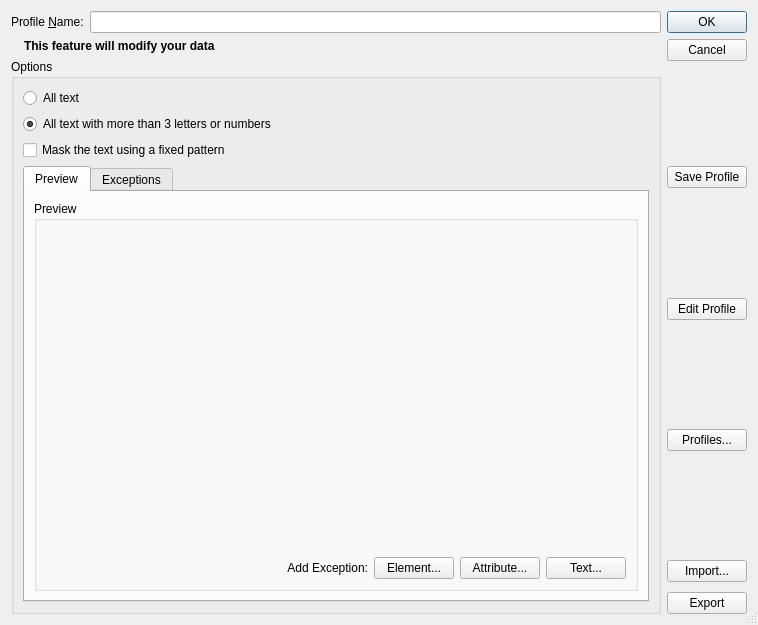
lbellonda/qxmledit, file src/modules/anonymize/anonadvdialog.ui: the form before one commit.
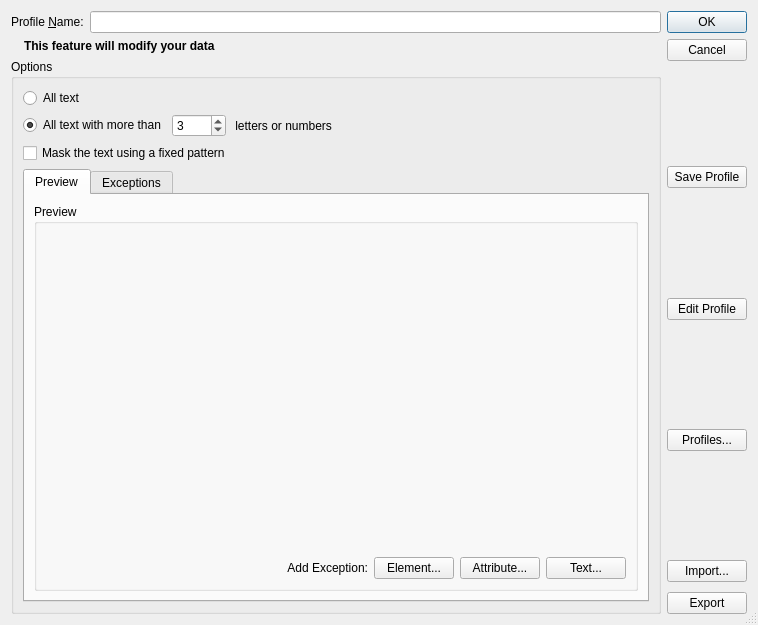
The form after the commit. Icons and pictures are not drawn. Custom widgets are drawn as their Qt base class.

Commit message: Parametrized the threshold on character detection.

```diff
--- a/src/modules/anonymize/anonadvdialog.ui
+++ b/src/modules/anonymize/anonadvdialog.ui
@@ -100,14 +100,47 @@
          </widget>
         </item>
         <item>
+         <layout class="QHBoxLayout" name="horizontalLayout_5">
+          <item>
          <widget class="QRadioButton" name="codeChk">
           <property name="text">
-           <string>All text with more than 3 letters or numbers</string>
+             <string>All text with more than</string>
           </property>
           <property name="checked">
            <bool>true</bool>
           </property>
          </widget>
+          </item>
+          <item>
+           <widget class="QSpinBox" name="threshold">
+            <property name="sizePolicy">
+             <sizepolicy hsizetype="Preferred" vsizetype="Fixed">
+              <horstretch>0</horstretch>
+              <verstretch>0</verstretch>
+             </sizepolicy>
+            </property>
+            <property name="maximum">
+             <number>1000</number>
+            </property>
+            <property name="value">
+             <number>3</number>
+            </property>
+           </widget>
+          </item>
+          <item>
+           <widget class="QLabel" name="label_5">
+            <property name="sizePolicy">
+             <sizepolicy hsizetype="MinimumExpanding" vsizetype="Preferred">
+              <horstretch>0</horstretch>
+              <verstretch>0</verstretch>
+             </sizepolicy>
+            </property>
+            <property name="text">
+             <string> letters or numbers</string>
+            </property>
+           </widget>
+          </item>
+         </layout>
         </item>
         <item>
          <widget class="QCheckBox" name="chkFixedPattern">
```
Lines whose indentation alone changed are shown as unchanged. The commit also changes 5 other files.
